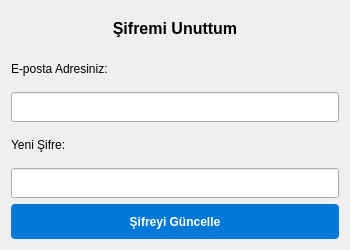
The window that sifremiunuttum.ui (Online-Alim-Satim-Platformu/Online-Alim-Satim-Platformu) describes before a commit, drawn with Qt 5.
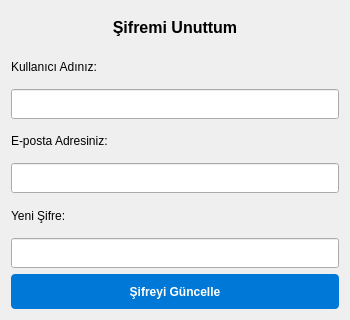
The same window after the commit.

What changed in the file:
```diff
--- a/sifremiunuttum.ui
+++ b/sifremiunuttum.ui
@@ -7,7 +7,7 @@
     <x>0</x>
     <y>0</y>
     <width>350</width>
-    <height>250</height>
+    <height>320</height>
    </rect>
   </property>
   <property name="windowTitle">
@@ -30,6 +30,23 @@
      </property>
     </widget>
    </item>
+   <item>
+    <widget class="QLabel" name="labelKullaniciAdi">
+     <property name="text">
+      <string>Kullanıcı Adınız:</string>
+     </property>
+    </widget>
+   </item>
+   <item>
+    <widget class="QLineEdit" name="txtKullaniciAdi">
+     <property name="minimumSize">
+      <size>
+       <width>0</width>
+       <height>30</height>
+      </size>
+     </property>
+    </widget>
+   </item>
    <item>
     <widget class="QLabel" name="label_2">
      <property name="text">
```
